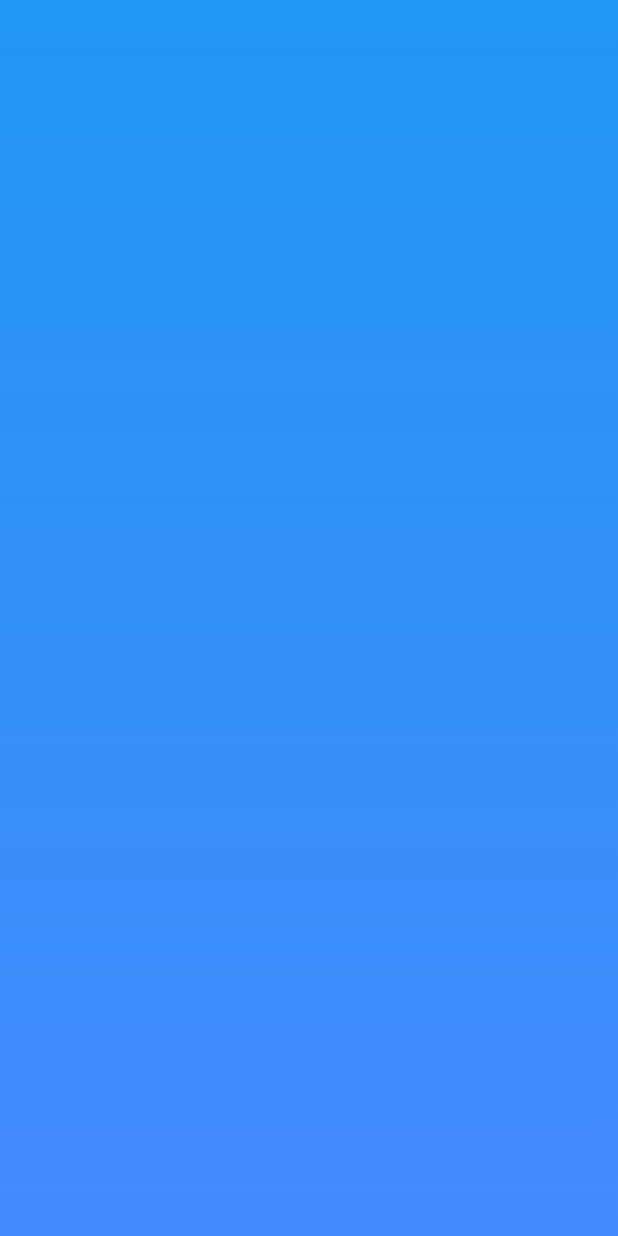
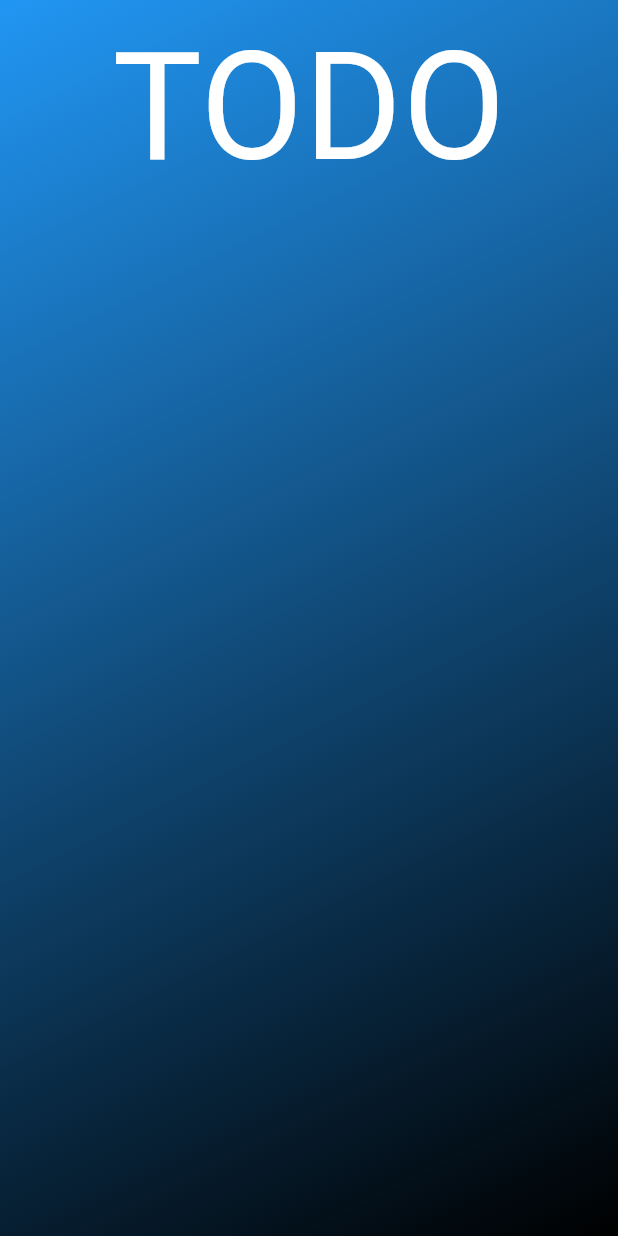
Before and after one commit to BugRuster/todo, a Flutter app: the TODO1 screen opened directly, on a phone screen of 412 x 824 dp. Run offline on Flutter 3.47's test engine with Material 3 defaults, Android fonts, the phone set to English and light mode, and no system bars; our stand-ins replace get, pin_code_fields.

Commit message:
Todo frontend update 0.1

```diff
--- a/lib/AppScreensMain/TODO_1.dart
+++ b/lib/AppScreensMain/TODO_1.dart
@@ -1,4 +1,6 @@
+import 'package:flutter/cupertino.dart';
 import 'package:flutter/material.dart';
+import 'package:flutter/widgets.dart';
 
 class TODO1 extends StatelessWidget {
   const TODO1({super.key});
@@ -11,15 +13,19 @@ class TODO1 extends StatelessWidget {
       width: MediaQuery.of(context).size.width,
       decoration: BoxDecoration(
         gradient: LinearGradient(
-            begin: Alignment.topCenter,
-            end: Alignment.bottomCenter,
+          begin: Alignment.topLeft,
+          end: Alignment.bottomRight,
           colors: [
             Colors.blue,
-              Colors.blueAccent,
+            Colors.black
           ],
         ),
       ),
-      )
-    );
+      child: Column(
+        children: [
+          Container(child: Text("TODO", style:TextStyle(fontSize: 100,color: Colors.white),),)
+        ],
+      ),
+    ));
   }
 }
--- a/lib/main.dart
+++ b/lib/main.dart
@@ -1,6 +1,7 @@
 import 'package:flutter/material.dart';
 import 'package:get/get.dart';
 import 'Login/LoginPage.dart';
+import 'AppScreensMain/TODO_1.dart';
 
 void main() async {
   runApp(const MyApp());
@@ -17,7 +18,7 @@ class MyApp extends StatelessWidget {
       theme: ThemeData(
         primarySwatch: Colors.blue,
       ),
-      home: LoginPage(),
+      home: TODO1(),
     );
   }
 }
```
Also changed, not shown: 5 other files. Lines whose indentation alone changed are shown as unchanged.
